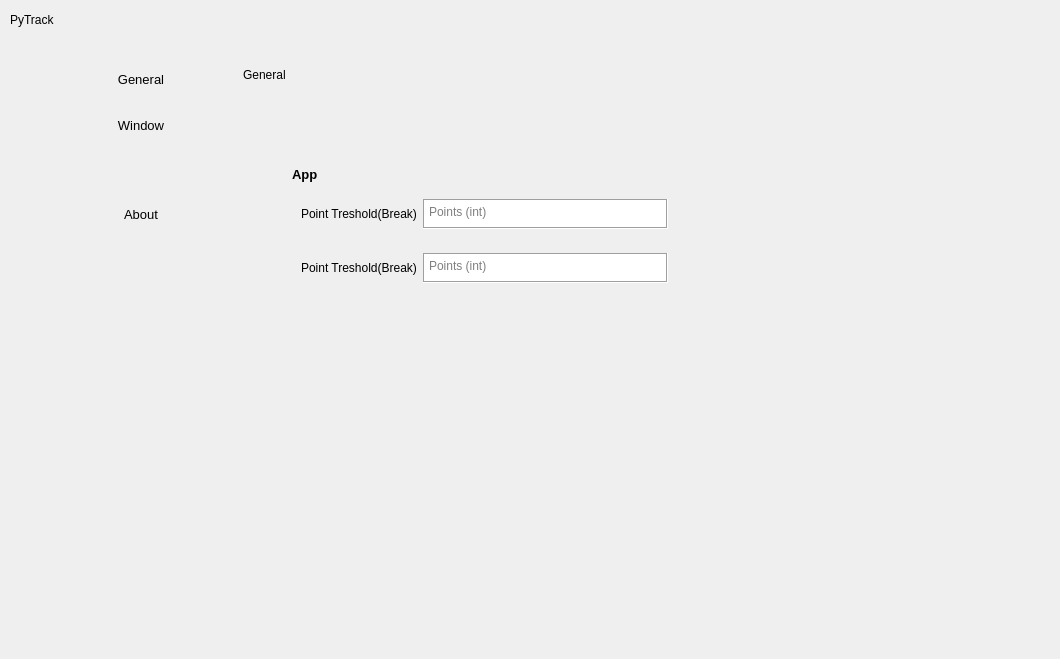
This is UI/main/main.ui in 0CottonBuds/PyTrack as Qt 5 draws it before an edit. The edited form follows.
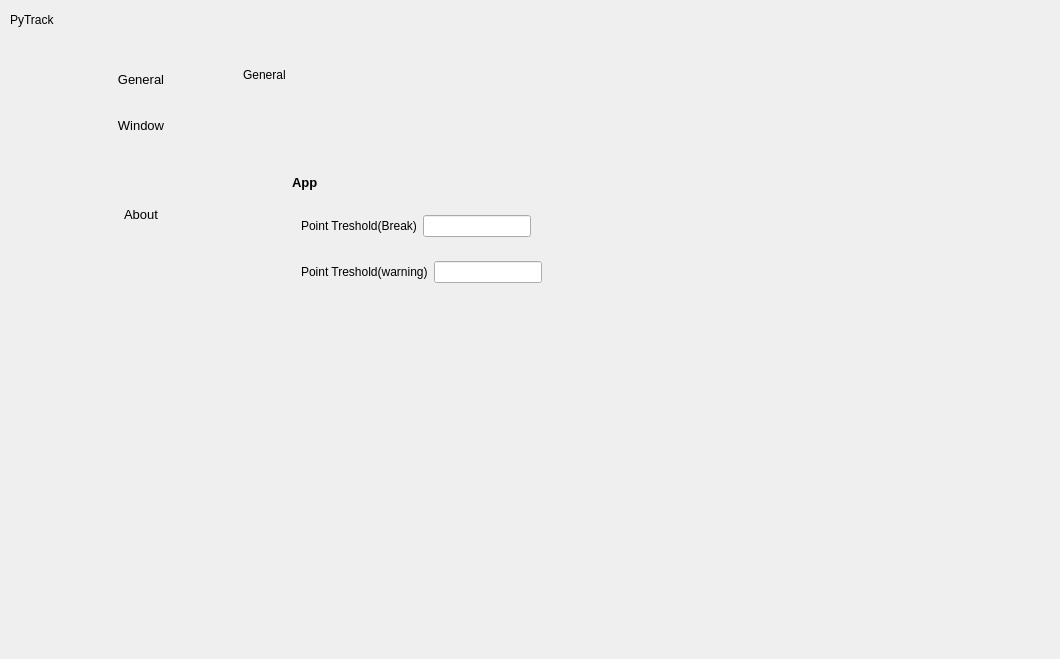
This is the edited form. The open tabs and pages were chosen to show the change. Icons and pictures are not drawn.

The edit to the form file:
```diff
--- a/UI/main/main.ui
+++ b/UI/main/main.ui
@@ -1390,45 +1390,9 @@
                                </widget>
                               </item>
                               <item>
-                               <widget class="QTextEdit" name="textEdit">
-                                <property name="sizePolicy">
-                                 <sizepolicy hsizetype="Fixed" vsizetype="Fixed">
-                                  <horstretch>0</horstretch>
-                                  <verstretch>0</verstretch>
-                                 </sizepolicy>
-                                </property>
-                                <property name="minimumSize">
-                                 <size>
-                                  <width>0</width>
-                                  <height>30</height>
-                                 </size>
-                                </property>
-                                <property name="maximumSize">
-                                 <size>
-                                  <width>16777215</width>
-                                  <height>30</height>
-                                 </size>
-                                </property>
+                               <widget class="QLineEdit" name="line_edit_point_threshold_break">
                                 <property name="inputMethodHints">
-                                 <set>Qt::ImhDigitsOnly|Qt::ImhMultiLine</set>
-                                </property>
-                                <property name="frameShape">
-                                 <enum>QFrame::Box</enum>
-                                </property>
-                                <property name="verticalScrollBarPolicy">
-                                 <enum>Qt::ScrollBarAlwaysOff</enum>
-                                </property>
-                                <property name="horizontalScrollBarPolicy">
-                                 <enum>Qt::ScrollBarAlwaysOff</enum>
-                                </property>
-                                <property name="tabChangesFocus">
-                                 <bool>true</bool>
-                                </property>
-                                <property name="lineWrapMode">
-                                 <enum>QTextEdit::NoWrap</enum>
-                                </property>
-                                <property name="placeholderText">
-                                 <string>Points (int)</string>
+                                 <set>Qt::ImhDigitsOnly|Qt::ImhPreferNumbers</set>
                                 </property>
                                </widget>
                               </item>
@@ -1453,52 +1417,12 @@
                               <item>
                                <widget class="QLabel" name="label_10">
                                 <property name="text">
-                                 <string>Point Treshold(Break)</string>
+                                 <string>Point Treshold(warning)</string>
                                 </property>
                                </widget>
                               </item>
                               <item>
-                               <widget class="QTextEdit" name="textEdit_2">
-                                <property name="sizePolicy">
-                                 <sizepolicy hsizetype="Fixed" vsizetype="Fixed">
-                                  <horstretch>0</horstretch>
-                                  <verstretch>0</verstretch>
-                                 </sizepolicy>
-                                </property>
-                                <property name="minimumSize">
-                                 <size>
-                                  <width>0</width>
-                                  <height>30</height>
-                                 </size>
-                                </property>
-                                <property name="maximumSize">
-                                 <size>
-                                  <width>16777215</width>
-                                  <height>30</height>
-                                 </size>
-                                </property>
-                                <property name="inputMethodHints">
-                                 <set>Qt::ImhDigitsOnly|Qt::ImhMultiLine</set>
-                                </property>
-                                <property name="frameShape">
-                                 <enum>QFrame::Box</enum>
-                                </property>
-                                <property name="verticalScrollBarPolicy">
-                                 <enum>Qt::ScrollBarAlwaysOff</enum>
-                                </property>
-                                <property name="horizontalScrollBarPolicy">
-                                 <enum>Qt::ScrollBarAlwaysOff</enum>
-                                </property>
-                                <property name="tabChangesFocus">
-                                 <bool>true</bool>
-                                </property>
-                                <property name="lineWrapMode">
-                                 <enum>QTextEdit::NoWrap</enum>
-                                </property>
-                                <property name="placeholderText">
-                                 <string>Points (int)</string>
-                                </property>
-                               </widget>
+                               <widget class="QLineEdit" name="line_edit_point_threshold_warning"/>
                               </item>
                              </layout>
                             </widget>
```
Left out of the diff: 62 changed lines with no effect on the pictures.
